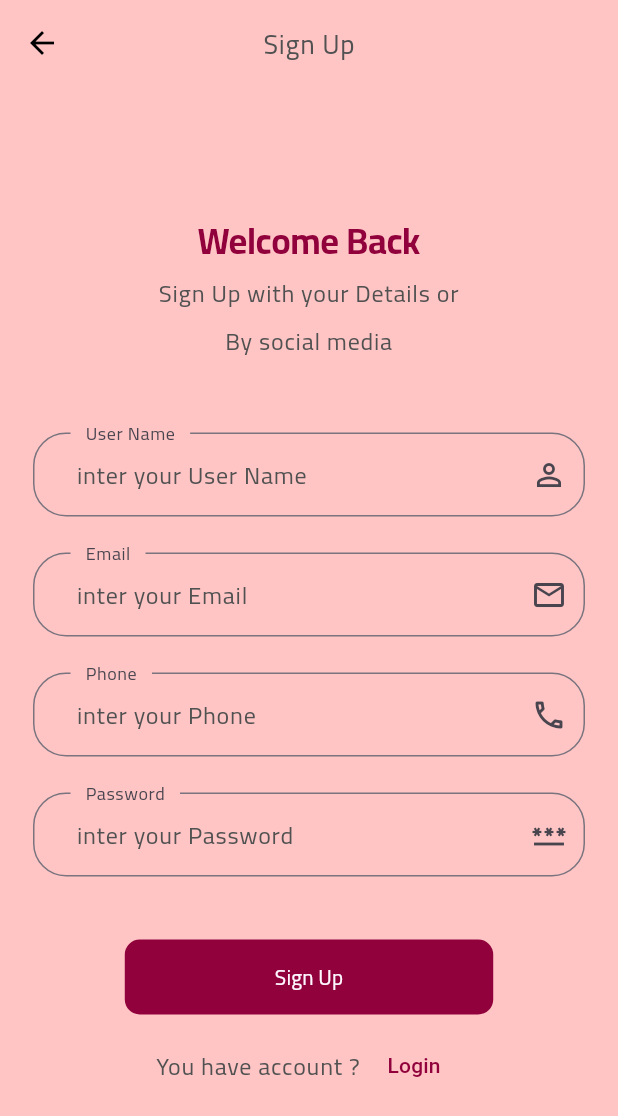
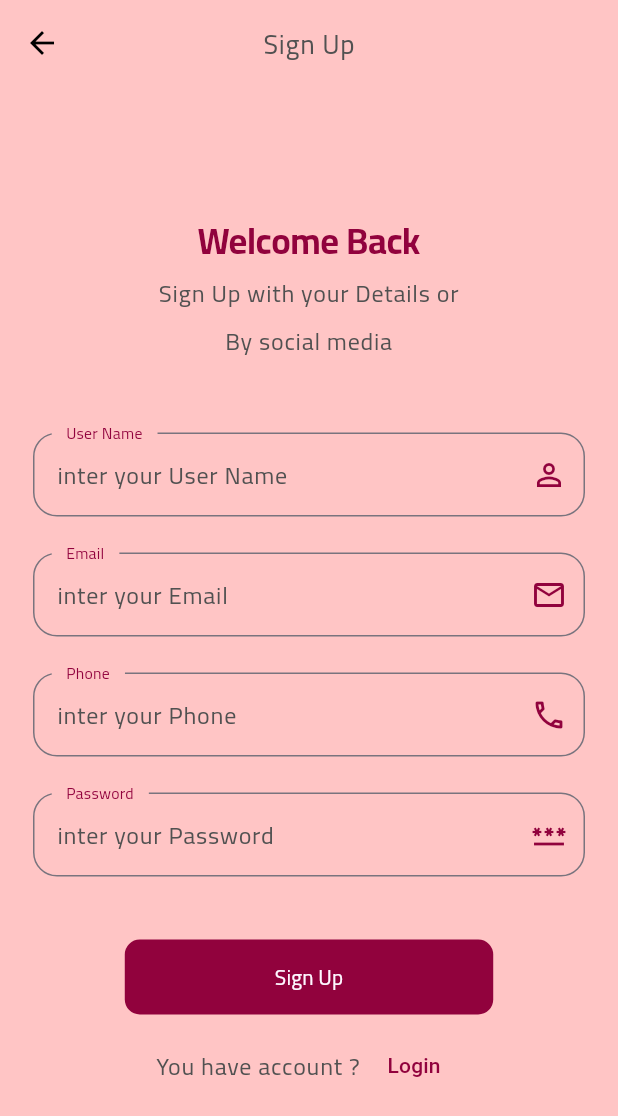
Before and after one commit to waheedoofHnblaas/getx, a Flutter app: the SignUpPage screen opened by its route, on a phone screen of 412 x 824 dp. Shown: the top 1116 px of the screen. Run offline on Flutter 3.47's test engine with Material 2 defaults, Android fonts, the light colour scheme and no system bars; our stand-ins replace cached_network_image, dartz, device_preview, firebase_core, firebase_messaging, flutter_otp_text_field and 4 more; accounts and stored records are empty; project files that could hold a hidden picture were left out.

Commit message:
add dark theme colors and styles

```diff
--- a/lib/controller/themecontroller.dart
+++ b/lib/controller/themecontroller.dart
@@ -1,6 +1,7 @@
 import 'package:flutter/material.dart';
 import 'package:get/get.dart';
 import 'package:getx/core/constant/approutes.dart';
+import 'package:getx/core/constant/themes.dart';
 import 'package:getx/core/services/services.dart';
 
 class ThemeController extends GetxController {
@@ -21,12 +22,15 @@ class ThemeController extends GetxController {
   void toggleDarkMode() {
     isDarkMode = !isDarkMode;
     if (isDarkMode) {
+      Get.changeTheme(AppThemes().getDarkTheme());
       Get.changeThemeMode(ThemeMode.dark);
       myServices.sharedPreferences.setString('themeData', 'dark');
     } else {
+      Get.changeTheme(AppThemes().getTheme());
       Get.changeThemeMode(ThemeMode.light);
       myServices.sharedPreferences.setString('themeData', 'light');
     }
+
     update();
   }
 }
--- a/lib/main.dart
+++ b/lib/main.dart
@@ -13,6 +13,7 @@ import 'package:get/get.dart';
 void main() async {
   WidgetsFlutterBinding.ensureInitialized();
   await initServices();
+ // runApp(const MyApp());
   runApp(DevicePreview(
     builder: (context) => const MyApp(),
     enabled: true,
--- a/lib/view/screen/categoriesdataitems/categoriesdatapage.dart
+++ b/lib/view/screen/categoriesdataitems/categoriesdatapage.dart
@@ -7,7 +7,7 @@ import 'package:getx/core/constant/colors.dart';
 import 'package:getx/view/widget/categoriesdataitems/appcategoriesitems.dart';
 import 'package:getx/view/widget/home/appbarhome.dart';
 import 'package:getx/view/widget/categoriesdataitems/appcategoriesitems.dart';
-import 'package:getx/view/widget/home/appitemcardview.dart';
+import 'package:getx/view/widget/home/appitemsgridcardview.dart';
 import 'package:getx/view/widget/home/appsearchwidget.dart';
 
 class CategoriesDataPage extends StatelessWidget {
--- a/lib/view/screen/home/pages/homepage.dart
+++ b/lib/view/screen/home/pages/homepage.dart
@@ -3,7 +3,7 @@ import 'package:get/get.dart';
 import 'package:getx/controller/home/homecontroller.dart';
 import 'package:getx/view/widget/home/appcardsummery.dart';
 import 'package:getx/view/widget/home/appcategorieswidget.dart';
-import 'package:getx/view/widget/home/appitemcardview.dart';
+import 'package:getx/view/widget/home/appitemsgridcardview.dart';
 import 'package:getx/view/widget/home/appsearchwidget.dart';
 
 class HomePage extends StatelessWidget {
--- a/lib/view/widget/auth/apptextfield.dart
+++ b/lib/view/widget/auth/apptextfield.dart
@@ -27,23 +27,38 @@ class AppTextField extends StatelessWidget {
     return Container(
       margin: const EdgeInsets.symmetric(horizontal: 22, vertical: 12),
       child: TextFormField(
+
         validator: validator,
         keyboardType: inputType,
         obscureText: obscureText,
-        style:  TextStyle(color: Get.theme.primaryColor),
+        style: TextStyle(color: Get.theme.primaryColor),
         decoration: InputDecoration(
+          focusedBorder: OutlineInputBorder(
+            borderSide: BorderSide(color: Get.theme.primaryColor),
+            borderRadius: BorderRadius.circular(18),
+          ),
           hintStyle: Get.theme.textTheme.bodyText1,
-          suffixIcon: IconButton(onPressed: onTap, icon: Icon(iconData)),
+          suffixIcon: IconButton(
+            onPressed: onTap,
+            icon: Icon(
+              iconData,
+              color: Get.theme.primaryColor,
+            ),
+          ),
           label: Padding(
             padding: const EdgeInsets.symmetric(horizontal: 8.0),
-            child: Text('$type'),
+            child: Text(
+              type,
+              style: Get.textTheme.bodyText2!
+                  .copyWith(fontWeight: FontWeight.normal),
+            ),
           ),
           floatingLabelBehavior: FloatingLabelBehavior.always,
           hintText: 'inter your $type',
           contentPadding:
-              const EdgeInsets.symmetric(horizontal: 25, vertical: 12),
+              const EdgeInsets.symmetric(horizontal: 12, vertical: 12),
           border: OutlineInputBorder(
-            borderRadius: BorderRadius.circular(22),
+            borderRadius: BorderRadius.circular(16),
           ),
         ),
         onChanged: onChanged,
--- a/lib/view/widget/categoriesdataitems/appcategoriesitems.dart
+++ b/lib/view/widget/categoriesdataitems/appcategoriesitems.dart
@@ -4,7 +4,7 @@ import 'package:getx/controller/home/homecontroller.dart';
 import 'package:getx/core/constant/colors.dart';
 import 'package:getx/view/widget/auth/applogintext.dart';
 import 'package:getx/view/widget/home/appcachiamge.dart';
-import 'package:getx/view/widget/home/appitemcard.dart';
+import 'package:getx/view/widget/itemsData/appitemcard.dart';
 
 class AppCategoriesItems extends StatelessWidget {
   AppCategoriesItems({Key? key}) : super(key: key);
--- a/lib/view/widget/home/appitemcardview.dart
+++ b/lib/view/widget/home/appitemsgridcardview.dart
@@ -3,7 +3,7 @@ import 'package:get/get.dart';
 import 'package:getx/controller/home/homecontroller.dart';
 import 'package:getx/core/constant/colors.dart';
 import 'package:getx/view/widget/home/appcachiamge.dart';
-import 'package:getx/view/widget/home/appitemcard.dart';
+import 'package:getx/view/widget/itemsData/appitemcard.dart';
 
 class AppItemCardView extends StatelessWidget {
   AppItemCardView({Key? key}) : super(key: key);
--- a/lib/view/widget/home/appitemcard.dart
+++ b/lib/view/widget/itemsData/appitemcard.dart
@@ -24,6 +24,7 @@ class ItemCard extends StatelessWidget {
           color: Get.theme.primaryColor,
         ),
         child: Column(
+          mainAxisSize: MainAxisSize.min,
           children: [
             SizedBox(
               height: 190,
```
Also changed, not shown: lib/core/constant/themes.dart (+8 -0 lines), lib/view/screen/home/pages/settingpage.dart (+8 -49 lines), lib/view/screen/itemsdata/itemdata.dart (+6 -5 lines), lib/view/widget/home/appbarhome.dart (+9 -7 lines), lib/view/widget/home/appbottomnav.dart (+11 -5 lines), lib/view/widget/home/settingpage/settinginfowidget.dart (added, +62 -0 lines).
